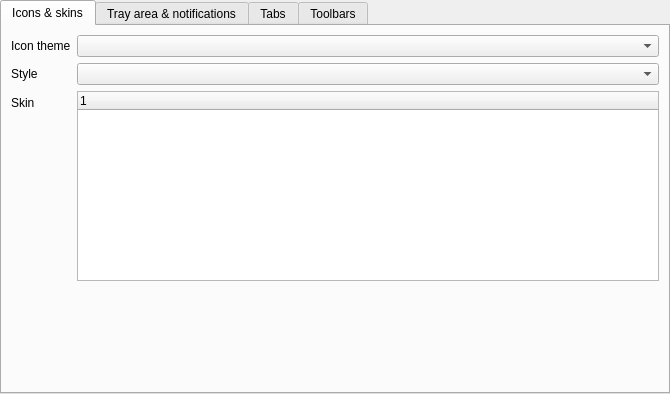
The window that src/librssguard/gui/settings/settingsgui.ui (martinrotter/rssguard) describes before a commit, drawn with Qt 5.
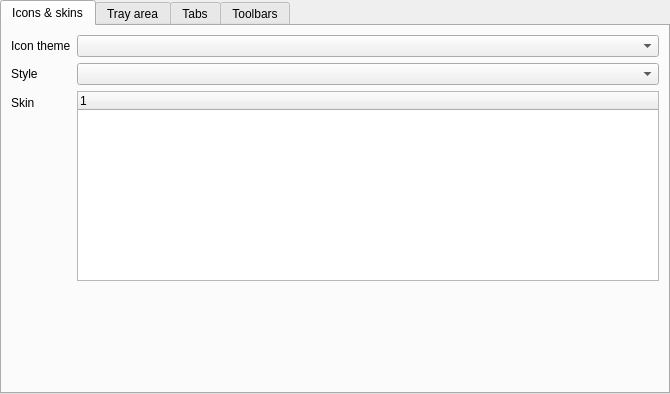
The same window after the commit. Custom widgets are drawn as their Qt base class.

```diff
--- a/src/librssguard/gui/settings/settingsgui.ui
+++ b/src/librssguard/gui/settings/settingsgui.ui
@@ -116,7 +116,7 @@
      </widget>
      <widget class="QWidget" name="m_tabNotifications">
       <attribute name="title">
-       <string>Tray area &amp;&amp; notifications</string>
+       <string>Tray area</string>
       </attribute>
       <layout class="QFormLayout" name="formLayout_3">
        <item row="0" column="0">
```
